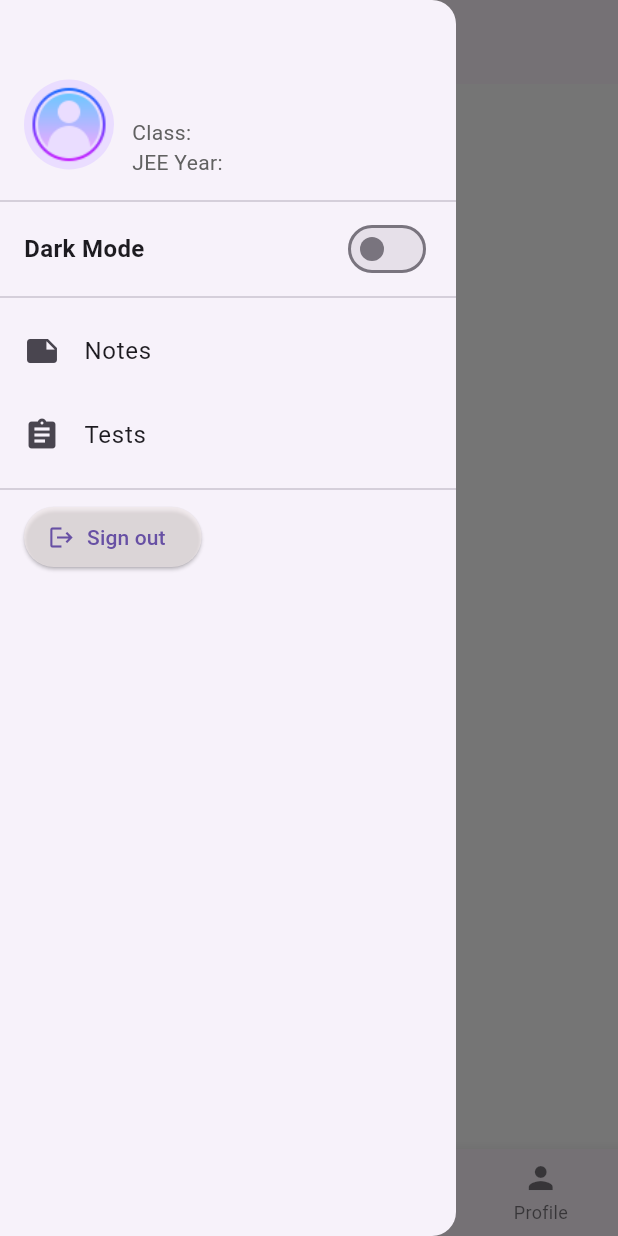
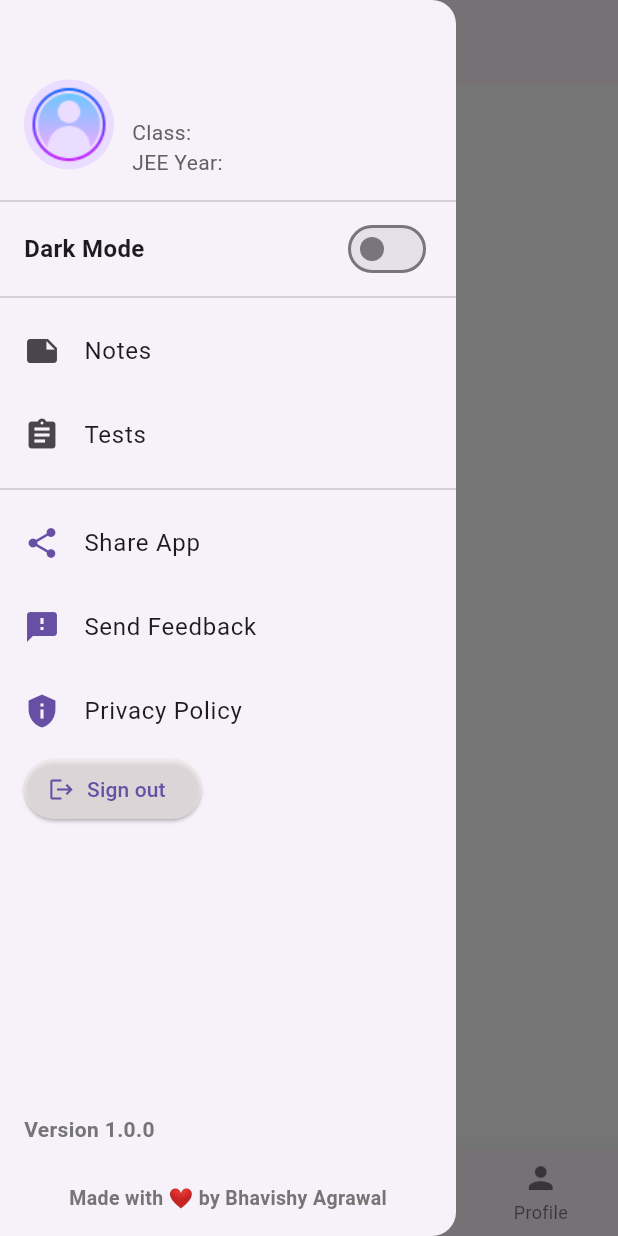
Before and after one commit to bhavishy2801/jeezy, a Flutter app: the screen it shows once a user with an empty profile is signed in, with the side drawer open, on a phone screen of 412 x 824 dp. Run offline on Flutter 3.47's test engine with Material 3 defaults, Android fonts, the light colour scheme and no system bars; our stand-ins replace cloud_firestore, firebase_auth, firebase_core, google_fonts, google_sign_in, share_plus and 1 more; accounts and stored records are empty.

Commit message:
Some updations in the app drawer of home screen

```diff
--- a/lib/screens/home_screen.dart
+++ b/lib/screens/home_screen.dart
@@ -7,6 +7,7 @@ import 'package:jeezy/screens/profile.dart';
 import 'package:jeezy/main.dart';
 import 'package:jeezy/screens/notes_screen.dart';
 import 'package:jeezy/screens/tests_screen.dart';
+import 'package:share_plus/share_plus.dart';
 
 class HomePage extends StatefulWidget {
   final User user;
@@ -128,7 +129,85 @@ class _HomePageState extends State<HomePage> {
           _buildDrawerNavigationItems(context, theme), // Navigation Items
           const Divider(),
 
-          _buildSignOutButton(context, isDark), // Sign Out Button
+
+        ListTile(
+          leading: Icon(Icons.share, color: theme.colorScheme.primary),
+          title: Text("Share App"),
+          onTap: () async {
+            final box = context.findRenderObject() as RenderBox?;
+            Navigator.pop(context);
+
+            final result = await SharePlus.instance.share(
+              ShareParams(
+                text: '📱 Ace your JEE preparation with *Jeezy*! 🚀\n\n'
+                'Get access to high-quality notes, mock tests, and curated materials for both JEE Main & Advanced — all in one place.\n\n'
+                'Download now and supercharge your prep: https://github.com/bhavishy2801\n\n',
+                subject: '🔥 Must-Have App for Every JEE Aspirant – Jeezy!',
+                title: 'Check out Jeezy – your ultimate JEE prep companion!',
+                sharePositionOrigin: box!.localToGlobal(Offset.zero) & box.size,
+              ),
+            );
+
+            // final scaffoldMessenger = ScaffoldMessenger.of(context);
+            // scaffoldMessenger.showSnackBar(
+            //   SnackBar(
+            //     content: Text('Share result: ${result.status.name}', style: TextStyle(color: Colors.white),),
+            //     duration: const Duration(seconds: 2),
+            //     backgroundColor: Color.fromARGB(255, 12, 20, 41),
+            //   ),
+            // );
+          },
+        ),
+
+        ListTile(
+          leading: Icon(Icons.feedback, color: theme.colorScheme.primary),
+          title: Text("Send Feedback"),
+          onTap: () {
+            // Open mail app or feedback form link
+            Navigator.pop(context);
+          },
+        ),
+
+        ListTile(
+          leading: Icon(Icons.privacy_tip, color: theme.colorScheme.primary),
+          title: Text("Privacy Policy"),
+          onTap: () {
+            // Navigate to privacy policy screen or open URL
+            Navigator.pop(context);
+          },
+        ),
+
+
+        _buildSignOutButton(context, isDark), // Sign Out Button
+
+        Expanded(child: Container()),  // pushes the text to bottom
+        Padding(
+          padding: const EdgeInsets.symmetric(horizontal: 16.0, vertical: 10),
+          child: Text(
+            "Version 1.0.0",
+            style: TextStyle(
+              fontSize: 14,
+              color: isDark ? Colors.grey[400] : Colors.grey[600],
+              fontWeight: FontWeight.w700,
+              fontFamily: GoogleFonts.comicNeue().fontFamily,
+            ),
+          ),
+        ),
+        Padding(
+          padding: const EdgeInsets.all(16.0),
+          child: Center(
+            child: Text(
+              'Made with ❤ by Bhavishy Agrawal',
+              style: TextStyle(
+                fontSize: 13,
+                fontWeight: FontWeight.w600,
+                color: isDark ? Colors.grey[400] : Colors.grey[600],
+                // fontStyle: FontStyle.italic,
+                fontFamily: GoogleFonts.comicNeue().fontFamily,
+              ),
+            ),
+          ),
+        ),
         ],
       ),
     );
--- a/pubspec.yaml
+++ b/pubspec.yaml
@@ -19,6 +19,7 @@ dependencies:
   permission_handler: ^12.0.0+1
   shared_preferences: ^2.5.3
   cloud_firestore: ^5.6.7
+  share_plus: ^11.0.0
 
 dev_dependencies:
   flutter_test:
```
Also changed, not shown: pubspec.lock, 5 other files.
